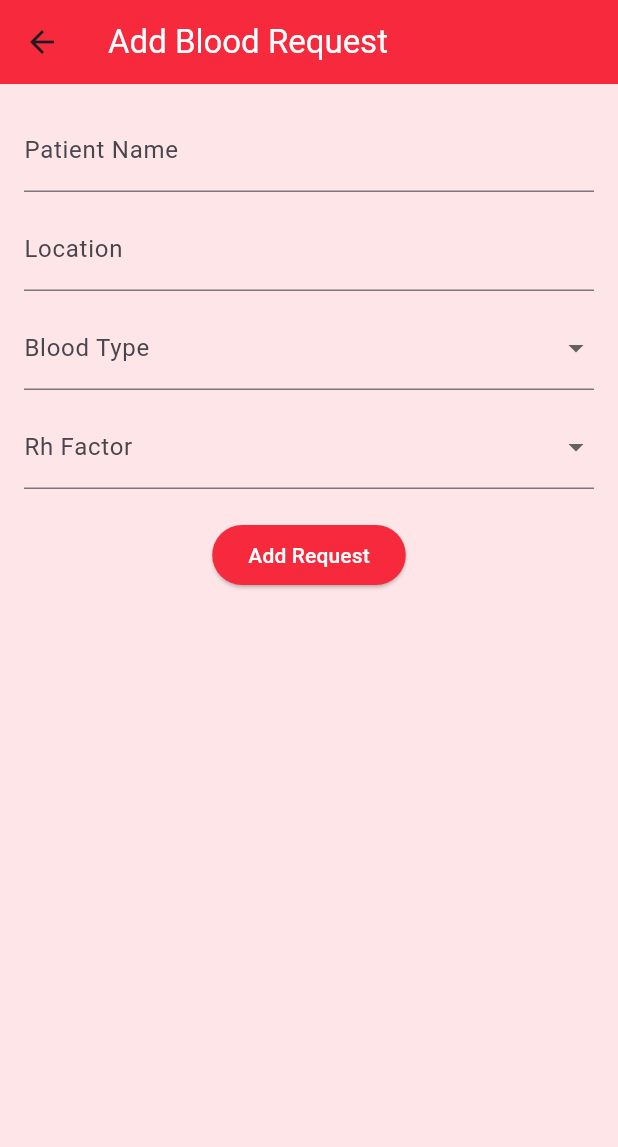
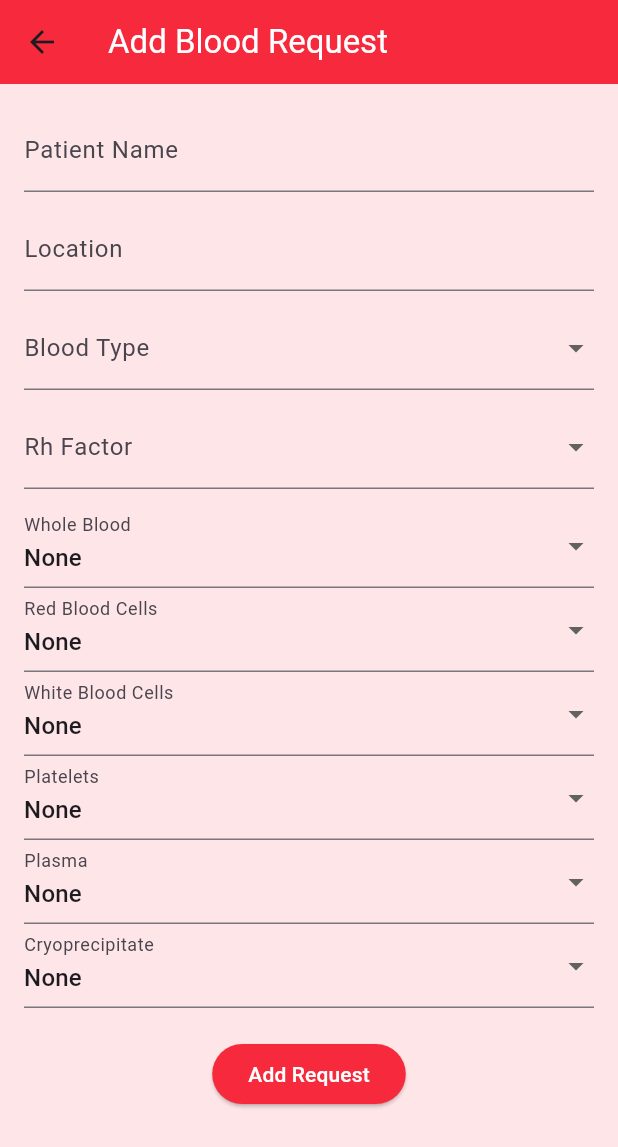
Before and after one commit to magarohan/blood_link, a Flutter app: the AddRequestPage screen opened by its route, on a phone screen of 412 x 824 dp. Shown: the top 1147 px of the screen. Run offline on Flutter 3.47's test engine with Material 3 defaults, Android fonts, the phone set to English and light mode, and no system bars; our stand-ins replace pie_chart.

Commit message:
[Feat]: can request comopnents as well

```diff
--- a/frontend/blood_link/lib/add_request_page.dart
+++ b/frontend/blood_link/lib/add_request_page.dart
@@ -43,6 +43,37 @@ class AddRequestState
   String?
       _selectedRhFactor;
 
+  // Component dropdown selections
+  String?
+      _selectedWholeBlood =
+      'None';
+  String?
+      _selectedRedBloodCells =
+      'None';
+  String?
+      _selectedWhiteBloodCells =
+      'None';
+  String?
+      _selectedPlatelets =
+      'None';
+  String?
+      _selectedPlasma =
+      'None';
+  String?
+      _selectedCryoprecipitate =
+      'None';
+
+  final List<String>
+      componentOptions =
+      [
+    'None',
+    '1 unit',
+    '2 units',
+    '3 units',
+    '4 units',
+    '5 units'
+  ];
+
   @override
   void
       dispose() {
@@ -72,6 +103,14 @@ class AddRequestState
       "location": _locationController.text.trim(),
       "bloodType": _selectedBloodType,
       "rhFactor": _selectedRhFactor,
+      "components": {
+        "wholeBlood": _parseComponentSelection(_selectedWholeBlood),
+        "redBloodCells": _parseComponentSelection(_selectedRedBloodCells),
+        "whiteBloodCells": _parseComponentSelection(_selectedWhiteBloodCells),
+        "platelets": _parseComponentSelection(_selectedPlatelets),
+        "plasma": _parseComponentSelection(_selectedPlasma),
+        "cryoprecipitate": _parseComponentSelection(_selectedCryoprecipitate),
+      }
     };
 
     try {
@@ -100,17 +139,43 @@ class AddRequestState
     }
   }
 
+  int _parseComponentSelection(
+      String? selection) {
+    if (selection ==
+        'None') {
+      return 0;
+    } else if (selection ==
+        '1 unit') {
+      return 1;
+    } else if (selection ==
+        '2 units') {
+      return 2;
+    } else if (selection ==
+        '3 units') {
+      return 3;
+    } else if (selection ==
+        '4 units') {
+      return 4;
+    } else if (selection ==
+        '5 units') {
+      return 5;
+    } else {
+      return 0;
+    }
+  }
+
   @override
   Widget
       build(BuildContext context) {
     return Scaffold(
       backgroundColor: MyColors.backgroundColor,
       appBar: AppBar(
-          title: const Text(
-            'Add Blood Request',
-            style: TextStyle(color: Colors.white),
-          ),
-          backgroundColor: MyColors.primaryColor),
+        title: const Text(
+          'Add Blood Request',
+          style: TextStyle(color: Colors.white),
+        ),
+        backgroundColor: MyColors.primaryColor,
+      ),
       body: Padding(
         padding: const EdgeInsets.all(16.0),
         child: Column(
@@ -163,6 +228,100 @@ class AddRequestState
               decoration: const InputDecoration(labelText: 'Rh Factor'),
             ),
 
+            const SizedBox(height: 10),
+
+            // Components Dropdowns (Select units)
+            DropdownButtonFormField<String>(
+              value: _selectedWholeBlood,
+              onChanged: (String? newValue) {
+                setState(() {
+                  _selectedWholeBlood = newValue;
+                });
+              },
+              items: componentOptions.map((String option) {
+                return DropdownMenuItem<String>(
+                  value: option,
+                  child: Text(option),
+                );
+              }).toList(),
+              decoration: const InputDecoration(labelText: 'Whole Blood'),
+            ),
+            DropdownButtonFormField<String>(
+              value: _selectedRedBloodCells,
+              onChanged: (String? newValue) {
+                setState(() {
+                  _selectedRedBloodCells = newValue;
+                });
+              },
+              items: componentOptions.map((String option) {
+                return DropdownMenuItem<String>(
+                  value: option,
+                  child: Text(option),
+                );
+              }).toList(),
+              decoration: const InputDecoration(labelText: 'Red Blood Cells'),
+            ),
+            DropdownButtonFormField<String>(
+              value: _selectedWhiteBloodCells,
+              onChanged: (String? newValue) {
+                setState(() {
+                  _selectedWhiteBloodCells = newValue;
+                });
+              },
+              items: componentOptions.map((String option) {
+                return DropdownMenuItem<String>(
+                  value: option,
+                  child: Text(option),
+                );
+              }).toList(),
+              decoration: const InputDecoration(labelText: 'White Blood Cells'),
+            ),
+            DropdownButtonFormField<String>(
+              value: _selectedPlatelets,
+              onChanged: (String? newValue) {
+                setState(() {
+                  _selectedPlatelets = newValue;
+                });
+              },
+              items: componentOptions.map((String option) {
+                return DropdownMenuItem<String>(
+                  value: option,
+                  child: Text(option),
+                );
+              }).toList(),
+              decoration: const InputDecoration(labelText: 'Platelets'),
+            ),
+            DropdownButtonFormField<String>(
+              value: _selectedPlasma,
+              onChanged: (String? newValue) {
+                setState(() {
+                  _selectedPlasma = newValue;
+                });
+              },
+              items: componentOptions.map((String option) {
+                return DropdownMenuItem<String>(
+                  value: option,
+                  child: Text(option),
+                );
+              }).toList(),
+              decoration: const InputDecoration(labelText: 'Plasma'),
+            ),
+            DropdownButtonFormField<String>(
+              value: _selectedCryoprecipitate,
+              onChanged: (String? newValue) {
+                setState(() {
+                  _selectedCryoprecipitate = newValue;
+                });
+              },
+              items: componentOptions.map((String option) {
+                return DropdownMenuItem<String>(
+                  value: option,
+                  child: Text(option),
+                );
+              }).toList(),
+              decoration: const InputDecoration(labelText: 'Cryoprecipitate'),
+            ),
+
             const SizedBox(height: 20),
             Center(
               child: ElevatedButton(
```
Also changed, not shown: frontend/blood_link/lib/blood_request_page.dart (+45 -9 lines), 2 other files.
